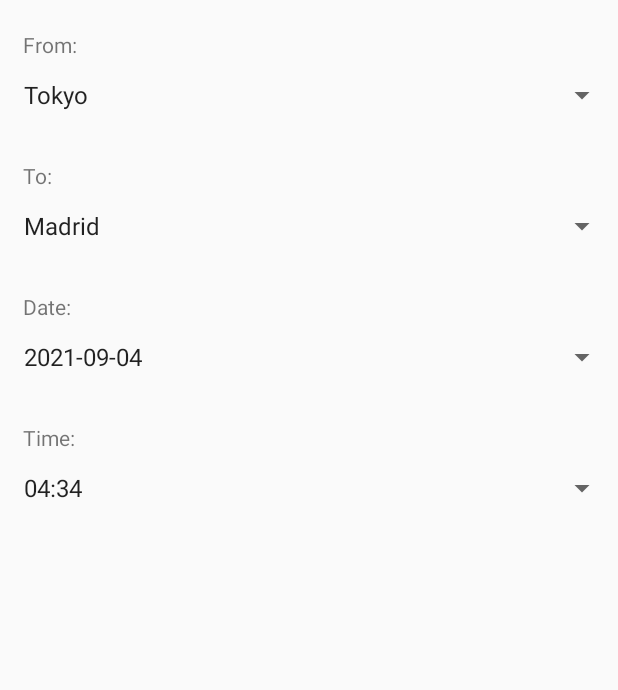
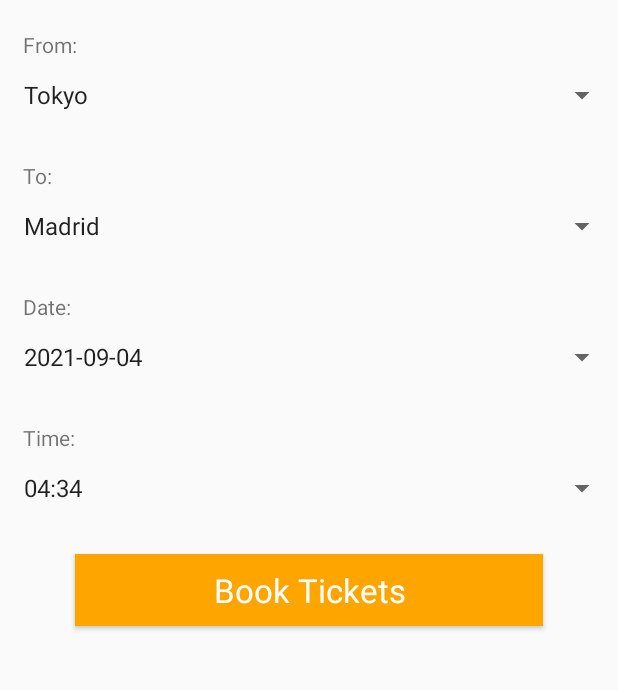
Before and after one commit to ConorH99/AndroidFlightBookingApp, an Android app: the BookTicketsFragment screen opened directly, with no data from a screen before it, on a phone screen of 412 x 824 dp, the part 215-905 px from its top. Run offline under Robolectric (Android 15) with nearby library versions, the phone set to English and light mode, and no system bars; our stand-ins replace Room's generated code; 1 statement that could not run was skipped.

Commit message:
Added button to layout to book tickets

```diff
--- a/app/src/main/res/layout/fragment_book_tickets.xml
+++ b/app/src/main/res/layout/fragment_book_tickets.xml
@@ -67,6 +67,14 @@
         android:layout_height="wrap_content"/>
 
 
+    <Button
+        android:layout_width="match_parent"
+        android:layout_height="wrap_content"
+        android:layout_marginStart="50dp"
+        android:layout_marginEnd="50dp"
+        android:layout_marginTop="20dp"
+        android:text="@string/book_button"
+        style="@style/button_style"/>
 
 
 </LinearLayout>
--- a/app/src/main/res/values/strings.xml
+++ b/app/src/main/res/values/strings.xml
@@ -17,4 +17,5 @@
     <string name="destination_spinner_label">To:</string>
     <string name="date_spinner_label">Date:</string>
     <string name="time_spinner_label">Time:</string>
+    <string name="book_button">Book Tickets</string>
 </resources>
```
